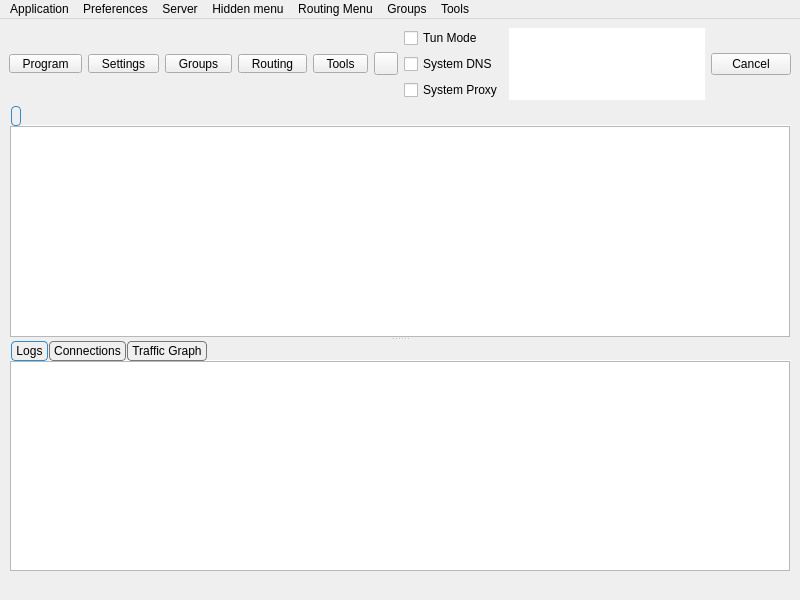
Above: include/ui/mainwindow.ui from mipselqq/waterdisco before the change. Below: the same form after it.
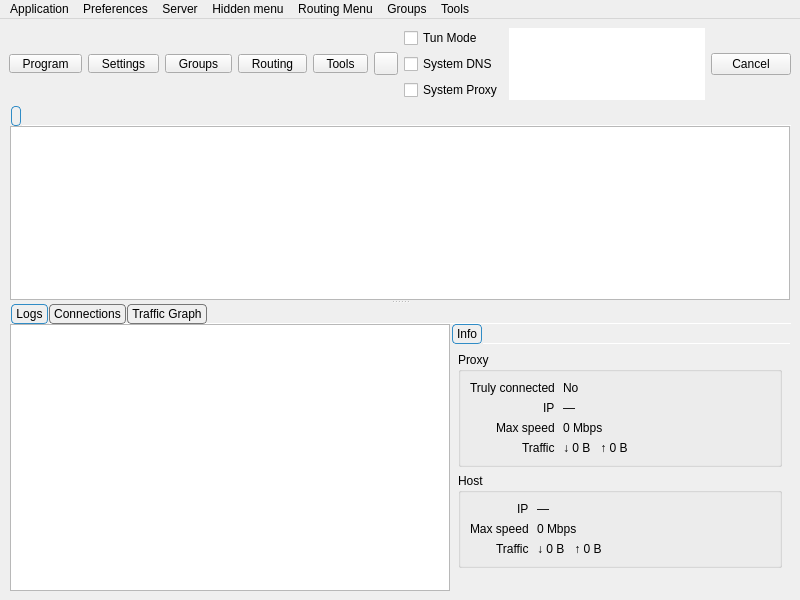
That is the form after the change. Icons and pictures are not drawn. Custom widgets are drawn as their Qt base class.

Commit message: feat(ui): add connection info panel

The edit to the form file:
```diff
--- a/include/ui/mainwindow.ui
+++ b/include/ui/mainwindow.ui
@@ -491,7 +491,7 @@
        <layout class="QVBoxLayout" name="aaaaaaaaaaaa" stretch="0">
         <item>
          <widget class="QWidget" name="down_tab" native="true">
-          <layout class="QVBoxLayout" name="verticalLayout">
+          <layout class="QHBoxLayout" name="infoSplitLayout">
            <property name="spacing">
             <number>0</number>
            </property>
@@ -595,9 +595,62 @@
                  <property name="openLinks">
                   <bool>false</bool>
                  </property>
+           </widget>
+           </item>
+           <item>
+            <widget class="QTabWidget" name="info_widget">
+             <property name="minimumSize">
+              <size><width>270</width><height>0</height></size>
+             </property>
+             <property name="maximumSize">
+              <size><width>340</width><height>16777215</height></size>
+             </property>
+             <property name="documentMode"><bool>true</bool></property>
+             <widget class="QWidget" name="info_tab">
+              <attribute name="title"><string>Info</string></attribute>
+              <layout class="QVBoxLayout" name="infoLayout">
+               <property name="leftMargin"><number>8</number></property>
+               <property name="topMargin"><number>8</number></property>
+               <property name="rightMargin"><number>8</number></property>
+               <property name="bottomMargin"><number>8</number></property>
+               <item>
+                <widget class="QGroupBox" name="proxyInfoGroup">
+                 <property name="title"><string>Proxy</string></property>
+                 <layout class="QFormLayout" name="proxyInfoForm">
+                  <property name="horizontalSpacing"><number>8</number></property>
+                  <property name="labelAlignment"><set>Qt::AlignRight|Qt::AlignVCenter</set></property>
+                  <item row="0" column="0"><widget class="QLabel" name="proxyConnectedTitle"><property name="text"><string>Truly connected</string></property></widget></item>
+                  <item row="0" column="1"><widget class="QLabel" name="proxy_connected_value"><property name="text"><string>No</string></property></widget></item>
+                  <item row="1" column="0"><widget class="QLabel" name="proxyIpTitle"><property name="text"><string>IP</string></property></widget></item>
+                  <item row="1" column="1"><widget class="QLabel" name="proxy_ip_value"><property name="text"><string>—</string></property></widget></item>
+                  <item row="2" column="0"><widget class="QLabel" name="proxySpeedTitle"><property name="text"><string>Max speed</string></property></widget></item>
+                  <item row="2" column="1"><widget class="QLabel" name="proxy_speed_value"><property name="text"><string>0 Mbps</string></property></widget></item>
+                  <item row="3" column="0"><widget class="QLabel" name="proxyTrafficTitle"><property name="text"><string>Traffic</string></property></widget></item>
+                  <item row="3" column="1"><widget class="QLabel" name="proxy_traffic_value"><property name="text"><string>↓ 0 B   ↑ 0 B</string></property></widget></item>
+                 </layout>
                 </widget>
                </item>
+               <item>
+                <widget class="QGroupBox" name="hostInfoGroup">
+                 <property name="title"><string>Host</string></property>
+                 <layout class="QFormLayout" name="hostInfoForm">
+                  <property name="horizontalSpacing"><number>8</number></property>
+                  <property name="labelAlignment"><set>Qt::AlignRight|Qt::AlignVCenter</set></property>
+                  <item row="0" column="0"><widget class="QLabel" name="hostIpTitle"><property name="text"><string>IP</string></property></widget></item>
+                  <item row="0" column="1"><widget class="QLabel" name="host_ip_value"><property name="text"><string>—</string></property></widget></item>
+                  <item row="1" column="0"><widget class="QLabel" name="hostSpeedTitle"><property name="text"><string>Max speed</string></property></widget></item>
+                  <item row="1" column="1"><widget class="QLabel" name="host_speed_value"><property name="text"><string>0 Mbps</string></property></widget></item>
+                  <item row="2" column="0"><widget class="QLabel" name="hostTrafficTitle"><property name="text"><string>Traffic</string></property></widget></item>
+                  <item row="2" column="1"><widget class="QLabel" name="host_traffic_value"><property name="text"><string>↓ 0 B   ↑ 0 B</string></property></widget></item>
+                 </layout>
+                </widget>
+               </item>
+               <item><spacer name="infoSpacer"><property name="orientation"><enum>Qt::Vertical</enum></property><property name="sizeHint" stdset="0"><size><width>20</width><height>40</height></size></property></spacer></item>
               </layout>
+             </widget>
+            </widget>
+           </item>
+          </layout>
              </widget>
              <widget class="QWidget" name="connections_tab">
               <attribute name="title">
@@ -713,37 +766,6 @@
       </widget>
      </widget>
     </item>
-    <item>
-     <layout class="QHBoxLayout" name="horizontalLayout">
-      <item>
-       <widget class="QLabel" name="label_running">
-        <property name="text">
-         <string/>
-        </property>
-       </widget>
-      </item>
-      <item>
-       <widget class="QLabel" name="label_inbound">
-        <property name="text">
-         <string/>
-        </property>
-        <property name="alignment">
-         <set>Qt::AlignmentFlag::AlignLeading|Qt::AlignmentFlag::AlignLeft|Qt::AlignmentFlag::AlignVCenter</set>
-        </property>
-       </widget>
-      </item>
-      <item>
-       <widget class="QLabel" name="label_speed">
-        <property name="text">
-         <string/>
-        </property>
-        <property name="alignment">
-         <set>Qt::AlignmentFlag::AlignLeading|Qt::AlignmentFlag::AlignLeft|Qt::AlignmentFlag::AlignVCenter</set>
-        </property>
-       </widget>
-      </item>
-     </layout>
-    </item>
    </layout>
   </widget>
   <widget class="QMenuBar" name="menubar">
```
The commit also changes 10 other files.
